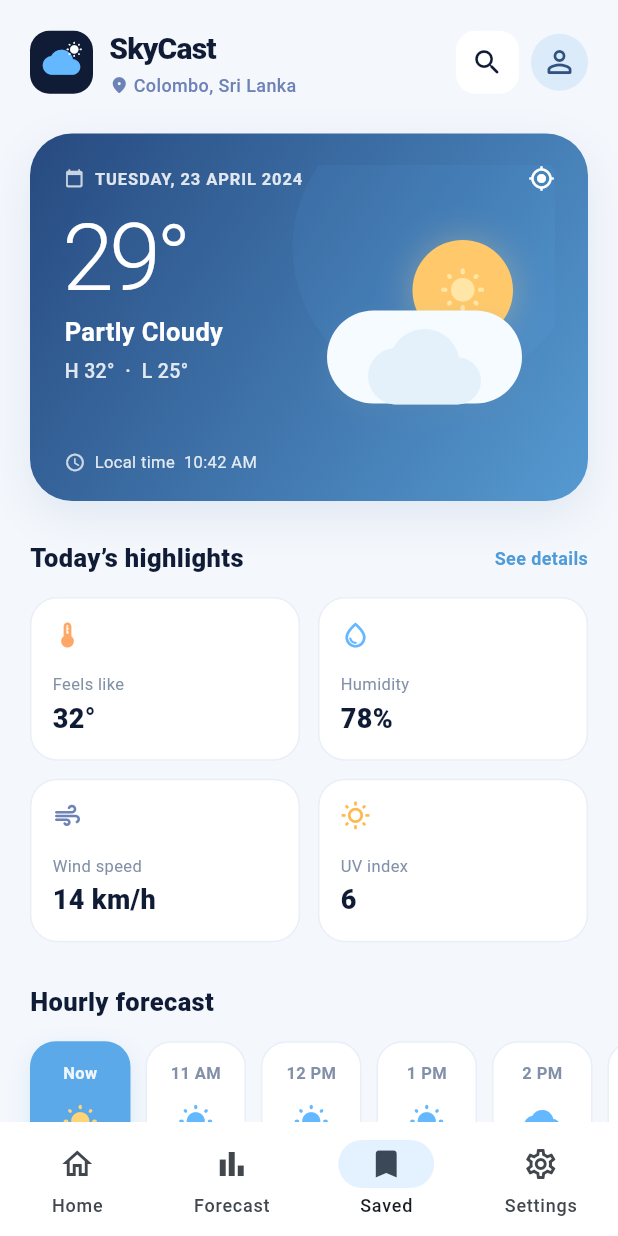
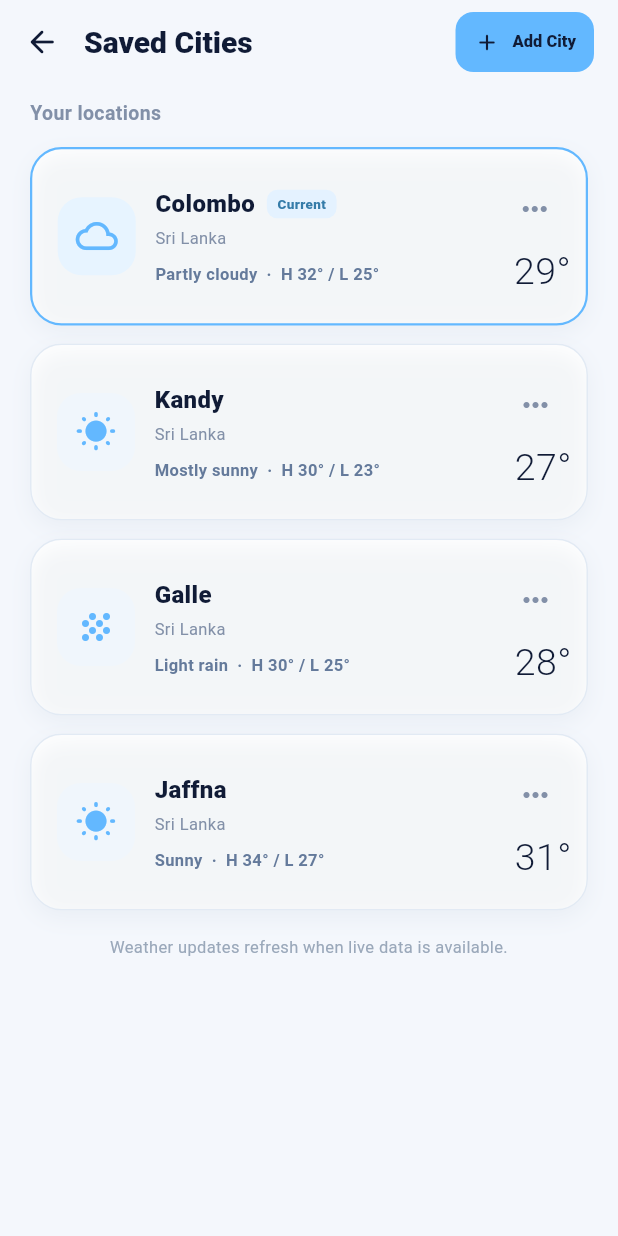
Before and after one commit to DuminduMalinga/Sky_Cast, a Flutter app: the screen it shows after launch, item 3 of the bottom bar chosen, on a phone screen of 412 x 824 dp. Run offline on Flutter 3.47's test engine with Material 3 defaults, Android fonts, the phone set to English and light mode, and no system bars; Roboto replaces fonts that are missing (Avenir).

Commit message:
Add saved cities weather screen
Adds navigation from the home screen to a saved cities view with city cards, removal and undo actions, add-city navigation, empty-state handling, and city detail screens. Extends widget tests to cover saved city rendering and detail navigation.

```diff
--- /dev/null
+++ b/lib/screens/saved_cities_screen.dart
@@ -0,0 +1,462 @@
+import 'package:flutter/material.dart';
+
+import 'city_search_screen.dart';
+
+class SavedCitiesScreen extends StatefulWidget {
+  const SavedCitiesScreen({super.key});
+
+  @override
+  State<SavedCitiesScreen> createState() => _SavedCitiesScreenState();
+}
+
+class _SavedCitiesScreenState extends State<SavedCitiesScreen> {
+  final List<SavedCity> _cities = [
+    const SavedCity(
+      name: 'Colombo',
+      country: 'Sri Lanka',
+      temperature: '29°',
+      condition: 'Partly cloudy',
+      high: '32°',
+      low: '25°',
+      icon: Icons.cloud_queue_rounded,
+      isSelected: true,
+    ),
+    const SavedCity(
+      name: 'Kandy',
+      country: 'Sri Lanka',
+      temperature: '27°',
+      condition: 'Mostly sunny',
+      high: '30°',
+      low: '23°',
+      icon: Icons.wb_sunny_rounded,
+    ),
+    const SavedCity(
+      name: 'Galle',
+      country: 'Sri Lanka',
+      temperature: '28°',
+      condition: 'Light rain',
+      high: '30°',
+      low: '25°',
+      icon: Icons.grain_rounded,
+    ),
+    const SavedCity(
+      name: 'Jaffna',
+      country: 'Sri Lanka',
+      temperature: '31°',
+      condition: 'Sunny',
+      high: '34°',
+      low: '27°',
+      icon: Icons.wb_sunny_rounded,
+    ),
+  ];
+
+  Future<void> _addCity() async {
+    await Navigator.of(
+      context,
+    ).push(MaterialPageRoute<void>(builder: (_) => const CitySearchScreen()));
+  }
+
+  void _removeCity(SavedCity city) {
+    final index = _cities.indexOf(city);
+    setState(() => _cities.remove(city));
+    ScaffoldMessenger.of(context).showSnackBar(
+      SnackBar(
+        content: Text('${city.name} removed from saved cities'),
+        action: SnackBarAction(
+          label: 'Undo',
+          onPressed: () => setState(() => _cities.insert(index, city)),
+        ),
+      ),
+    );
+  }
+
+  void _openCity(SavedCity city) {
+    Navigator.of(context).push(
+      MaterialPageRoute<void>(
+        builder: (_) => CityWeatherDetailScreen(city: city),
+      ),
+    );
+  }
+
+  @override
+  Widget build(BuildContext context) {
+    return Scaffold(
+      backgroundColor: const Color(0xFFF4F7FC),
+      appBar: AppBar(
+        leading: IconButton(
+          tooltip: 'Back',
+          onPressed: () => Navigator.of(context).pop(),
+          icon: const Icon(Icons.arrow_back_rounded),
+        ),
+        title: const Text(
+          'Saved Cities',
+          style: TextStyle(fontSize: 20, fontWeight: FontWeight.w800),
+        ),
+        titleSpacing: 0,
+        actions: [
+          Padding(
+            padding: const EdgeInsets.only(right: 16),
+            child: FilledButton.icon(
+              onPressed: _addCity,
+              icon: const Icon(Icons.add_rounded, size: 18),
+              label: const Text('Add City'),
+              style: FilledButton.styleFrom(
+                backgroundColor: const Color(0xFF63B8FF),
+                foregroundColor: const Color(0xFF101B36),
+                padding: const EdgeInsets.symmetric(horizontal: 12),
+                textStyle: const TextStyle(
+                  fontSize: 11,
+                  fontWeight: FontWeight.w800,
+                ),
+                shape: RoundedRectangleBorder(
+                  borderRadius: BorderRadius.circular(12),
+                ),
+              ),
+            ),
+          ),
+        ],
+      ),
+      body: SafeArea(
+        child: _cities.isEmpty
+            ? const _SavedEmptyState()
+            : ListView(
+                physics: const BouncingScrollPhysics(),
+                padding: const EdgeInsets.fromLTRB(20, 10, 20, 28),
+                children: [
+                  const Text(
+                    'Your locations',
+                    style: TextStyle(
+                      color: Color(0xFF8290A8),
+                      fontSize: 13,
+                      fontWeight: FontWeight.w600,
+                    ),
+                  ),
+                  const SizedBox(height: 13),
+                  ..._cities.map(
+                    (city) => Padding(
+                      padding: const EdgeInsets.only(bottom: 12),
+                      child: _SavedCityCard(
+                        city: city,
+                        onTap: () => _openCity(city),
+                        onRemove: () => _removeCity(city),
+                      ),
+                    ),
+                  ),
+                  const SizedBox(height: 4),
+                  const Text(
+                    'Weather updates refresh when live data is available.',
+                    textAlign: TextAlign.center,
+                    style: TextStyle(color: Color(0xFF9AA8BA), fontSize: 11),
+                  ),
+                ],
+              ),
+      ),
+    );
+  }
+}
+
+class SavedCity {
+  const SavedCity({
+    required this.name,
+    required this.country,
+    required this.temperature,
+    required this.condition,
+    required this.high,
+    required this.low,
+    required this.icon,
+    this.isSelected = false,
+  });
+
+  final String name;
+  final String country;
+  final String temperature;
+  final String condition;
+  final String high;
+  final String low;
+  final IconData icon;
+  final bool isSelected;
+}
+
+class _SavedCityCard extends StatelessWidget {
+  const _SavedCityCard({
+    required this.city,
+    required this.onTap,
+    required this.onRemove,
+  });
+
+  final SavedCity city;
+  final VoidCallback onTap;
+  final VoidCallback onRemove;
+
+  @override
+  Widget build(BuildContext context) {
+    return Material(
+      color: Colors.white,
+      borderRadius: BorderRadius.circular(21),
+      child: InkWell(
+        onTap: onTap,
+        borderRadius: BorderRadius.circular(21),
+        child: Container(
+          padding: const EdgeInsets.fromLTRB(17, 16, 10, 16),
+          decoration: BoxDecoration(
+            borderRadius: BorderRadius.circular(21),
+            border: Border.all(
+              color: city.isSelected
+                  ? const Color(0xFF63B8FF)
+                  : const Color(0xFFE2EAF4),
+              width: city.isSelected ? 1.5 : 1,
+            ),
+            boxShadow: const [
+              BoxShadow(
+                color: Color(0x0D1D4770),
+                blurRadius: 12,
+                offset: Offset(0, 5),
+              ),
+            ],
+          ),
+          child: Row(
+            children: [
+              Container(
+                width: 52,
+                height: 52,
+                decoration: BoxDecoration(
+                  color: city.isSelected
+                      ? const Color(0xFFE7F4FF)
+                      : const Color(0xFFF0F6FC),
+                  borderRadius: BorderRadius.circular(16),
+                ),
+                child: Icon(
+                  city.icon,
+                  color: const Color(0xFF63B8FF),
+                  size: 28,
+                ),
+              ),
+              const SizedBox(width: 13),
+              Expanded(
+                child: Column(
+                  crossAxisAlignment: CrossAxisAlignment.start,
+                  children: [
+                    Row(
+                      children: [
+                        Text(
+                          city.name,
+                          style: const TextStyle(
+                            color: Color(0xFF101B36),
+                            fontSize: 16,
+                            fontWeight: FontWeight.w800,
+                          ),
+                        ),
+                        if (city.isSelected) ...[
+                          const SizedBox(width: 8),
+                          Container(
+                            padding: const EdgeInsets.symmetric(
+                              horizontal: 7,
+                              vertical: 3,
+                            ),
+                            decoration: BoxDecoration(
+                              color: const Color(0xFFE4F2FF),
+                              borderRadius: BorderRadius.circular(7),
+                            ),
+                            child: const Text(
+                              'Current',
+                              style: TextStyle(
+                                color: Color(0xFF357CA9),
+                                fontSize: 9,
+                                fontWeight: FontWeight.w800,
+                              ),
+                            ),
+                          ),
+                        ],
+                      ],
+                    ),
+                    const SizedBox(height: 3),
+                    Text(
+                      city.country,
+                      style: const TextStyle(
+                        color: Color(0xFF8290A8),
+                        fontSize: 11,
+                      ),
+                    ),
+                    const SizedBox(height: 8),
+                    Text(
+                      '${city.condition}  ·  H ${city.high} / L ${city.low}',
+                      style: const TextStyle(
+                        color: Color(0xFF647A9B),
+                        fontSize: 11,
+                        fontWeight: FontWeight.w600,
+                      ),
+                    ),
+                  ],
+                ),
+              ),
+              Column(
+                crossAxisAlignment: CrossAxisAlignment.end,
+                children: [
+                  PopupMenuButton<String>(
+                    tooltip: 'City options',
+                    padding: EdgeInsets.zero,
+                    icon: const Icon(
+                      Icons.more_horiz_rounded,
+                      color: Color(0xFF8290A8),
+                    ),
+                    onSelected: (value) {
+                      if (value == 'remove') onRemove();
+                    },
+                    itemBuilder: (context) => const [
+                      PopupMenuItem(
+                        value: 'remove',
+                        child: Text('Remove city'),
+                      ),
+                    ],
+                  ),
+                  Text(
+                    city.temperature,
+                    style: const TextStyle(
+                      color: Color(0xFF101B36),
+                      fontSize: 25,
+                      fontWeight: FontWeight.w300,
+                    ),
+                  ),
+                ],
+              ),
+            ],
+          ),
+        ),
+      ),
+    );
+  }
+}
+
+class _SavedEmptyState extends StatelessWidget {
+  const _SavedEmptyState();
+
+  @override
+  Widget build(BuildContext context) {
+    return Center(
+      child: Padding(
+        padding: const EdgeInsets.all(32),
+        child: Column(
+          mainAxisAlignment: MainAxisAlignment.center,
+          children: [
+            Container(
+              width: 78,
+              height: 78,
+              decoration: const BoxDecoration(
+                color: Color(0xFFE7F4FF),
+                shape: BoxShape.circle,
+              ),
+              child: const Icon(
+                Icons.bookmark_border_rounded,
+                color: Color(0xFF63B8FF),
+                size: 38,
+              ),
+            ),
+            const SizedBox(height: 20),
+            const Text(
+              'No saved cities yet',
+              style: TextStyle(
+                color: Color(0xFF101B36),
+                fontSize: 18,
+                fontWeight: FontWeight.w800,
+              ),
+            ),
+            const SizedBox(height: 8),
+            const Text(
+              'Add a city to quickly check its weather forecast here.',
+              textAlign: TextAlign.center,
+              style: TextStyle(
+                color: Color(0xFF8290A8),
+                fontSize: 13,
+                height: 1.4,
+              ),
+            ),
+          ],
+        ),
+      ),
+    );
+  }
+}
+
+class CityWeatherDetailScreen extends StatelessWidget {
+  const CityWeatherDetailScreen({required this.city, super.key});
+
+  final SavedCity city;
+
+  @override
+  Widget build(BuildContext context) {
+    return Scaffold(
+      backgroundColor: const Color(0xFFF4F7FC),
+      appBar: AppBar(
+        leading: IconButton(
+          tooltip: 'Back',
+          onPressed: () => Navigator.of(context).pop(),
+          icon: const Icon(Icons.arrow_back_rounded),
+        ),
+        title: Text(
+          city.name,
+          style: const TextStyle(fontSize: 20, fontWeight: FontWeight.w800),
+        ),
+      ),
+      body: ListView(
+        padding: const EdgeInsets.all(20),
+        children: [
+          Container(
+            padding: const EdgeInsets.all(22),
+            decoration: BoxDecoration(
+              borderRadius: BorderRadius.circular(24),
+              gradient: const LinearGradient(
+                colors: [Color(0xFF274A80), Color(0xFF559AD1)],
+              ),
+            ),
+            child: Column(
+              crossAxisAlignment: CrossAxisAlignment.start,
+              children: [
+                Text(
+                  city.country,
+                  style: const TextStyle(
+                    color: Color(0xD9FFFFFF),
+                    fontSize: 13,
+                  ),
+                ),
+                const SizedBox(height: 18),
+                Text(
+                  city.temperature,
+                  style: const TextStyle(
+                    color: Colors.white,
+                    fontSize: 58,
+                    fontWeight: FontWeight.w300,
+                  ),
+                ),
+                Text(
+                  city.condition,
+                  style: const TextStyle(
+                    color: Colors.white,
+                    fontSize: 17,
+                    fontWeight: FontWeight.w700,
+                  ),
+                ),
+                const SizedBox(height: 8),
+                Text(
+                  'H ${city.high}  ·  L ${city.low}',
+                  style: const TextStyle(
+                    color: Color(0xD9FFFFFF),
+                    fontSize: 13,
+                  ),
+                ),
+              ],
+            ),
+          ),
+          const SizedBox(height: 20),
+          const Text(
+            'Detailed weather data can be loaded here from the selected city’s API response.',
+            style: TextStyle(
+              color: Color(0xFF8290A8),
+              fontSize: 13,
+              height: 1.4,
+            ),
+          ),
+        ],
+      ),
+    );
+  }
+}
```
Also changed, not shown: lib/screens/home_screen.dart (+9 -0 lines), 1 other file.
